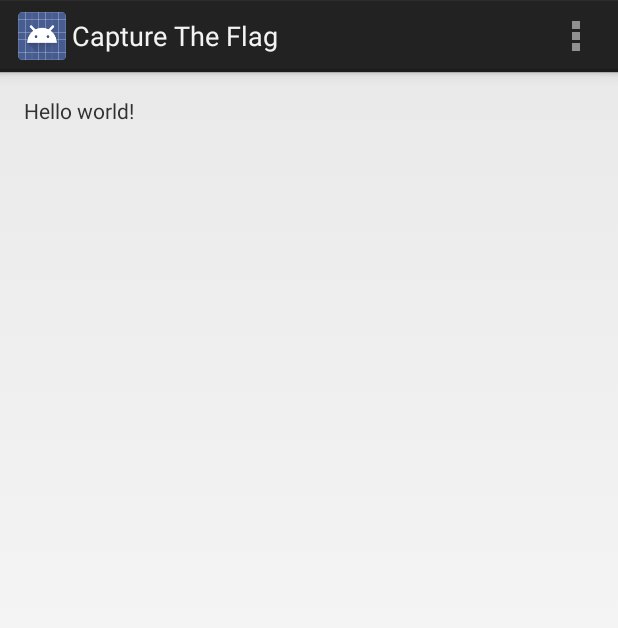
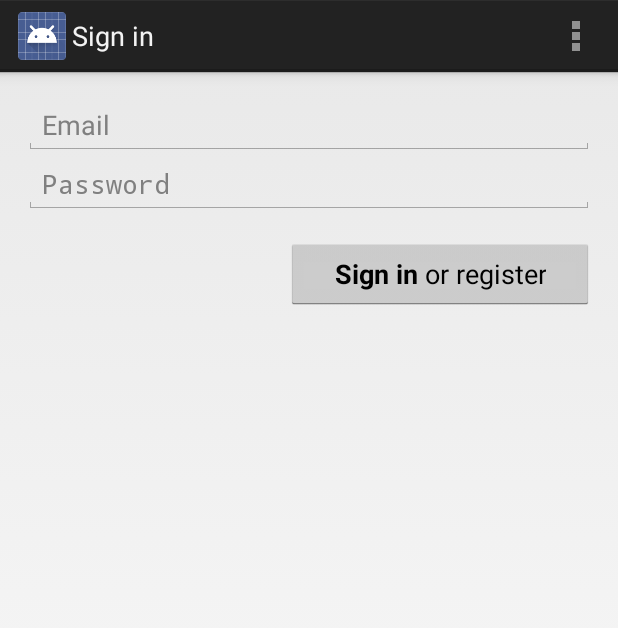
Before and after one commit to 4v4t4r/CaptureTheFlag-1, an Android app: the screen it shows after launch (MainActivity before the commit, LoginActivity after it), on a phone screen of 412 x 824 dp. Shown: the top 628 px of the screen. Run offline under Robolectric (Android 15) with nearby library versions, the phone set to English and light mode, and no system bars.

Commit message:
added login screen

```diff
--- a/ctf-mob-android/CaptureTheFlag/CTFClient/build.gradle
+++ b/ctf-mob-android/CaptureTheFlag/CTFClient/build.gradle
@@ -36,4 +36,5 @@ android {
 }
 
 dependencies {
+    compile 'com.android.support:support-v4:18.0.0'
 }
--- /dev/null
+++ b/ctf-mob-android/CaptureTheFlag/CTFClient/src/main/java/com/blstream/ctfclient/LoginActivity.java
@@ -0,0 +1,240 @@
+package com.blstream.ctfclient;
+
+import android.animation.Animator;
+import android.animation.AnimatorListenerAdapter;
+import android.annotation.TargetApi;
+import android.app.Activity;
+import android.os.AsyncTask;
+import android.os.Build;
+import android.os.Bundle;
+import android.text.TextUtils;
+import android.view.KeyEvent;
+import android.view.Menu;
+import android.view.View;
+import android.view.inputmethod.EditorInfo;
+import android.widget.EditText;
+import android.widget.TextView;
+
+/**
+ * Activity which displays a login screen to the user, offering registration as
+ * well.
+ */
+public class LoginActivity extends Activity {
+    /**
+     * A dummy authentication store containing known user names and passwords.
+     * TODO: remove after connecting to a real authentication system.
+     */
+    private static final String[] DUMMY_CREDENTIALS = new String[]{
+            "foo@example.com:hello",
+            "bar@example.com:world"
+    };
+
+    /**
+     * The default email to populate the email field with.
+     */
+    public static final String EXTRA_EMAIL = "com.example.android.authenticatordemo.extra.EMAIL";
+
+    /**
+     * Keep track of the login task to ensure we can cancel it if requested.
+     */
+    private UserLoginTask mAuthTask = null;
+
+    // Values for email and password at the time of the login attempt.
+    private String mEmail;
+    private String mPassword;
+
+    // UI references.
+    private EditText mEmailView;
+    private EditText mPasswordView;
+    private View mLoginFormView;
+    private View mLoginStatusView;
+    private TextView mLoginStatusMessageView;
+
+    @Override
+    protected void onCreate(Bundle savedInstanceState) {
+        super.onCreate(savedInstanceState);
+
+        setContentView(R.layout.activity_login);
+
+        // Set up the login form.
+        mEmail = getIntent().getStringExtra(EXTRA_EMAIL);
+        mEmailView = (EditText) findViewById(R.id.email);
+        mEmailView.setText(mEmail);
+
+        mPasswordView = (EditText) findViewById(R.id.password);
+        mPasswordView.setOnEditorActionListener(new TextView.OnEditorActionListener() {
+            @Override
+            public boolean onEditorAction(TextView textView, int id, KeyEvent keyEvent) {
+                if (id == R.id.login || id == EditorInfo.IME_NULL) {
+                    attemptLogin();
+                    return true;
+                }
+                return false;
+            }
+        });
+
+        mLoginFormView = findViewById(R.id.login_form);
+        mLoginStatusView = findViewById(R.id.login_status);
+        mLoginStatusMessageView = (TextView) findViewById(R.id.login_status_message);
+
+        findViewById(R.id.sign_in_button).setOnClickListener(new View.OnClickListener() {
+            @Override
+            public void onClick(View view) {
+                attemptLogin();
+            }
+        });
+    }
+
+
+    @Override
+    public boolean onCreateOptionsMenu(Menu menu) {
+        super.onCreateOptionsMenu(menu);
+        getMenuInflater().inflate(R.menu.login, menu);
+        return true;
+    }
+
+    /**
+     * Attempts to sign in or register the account specified by the login form.
+     * If there are form errors (invalid email, missing fields, etc.), the
+     * errors are presented and no actual login attempt is made.
+     */
+    public void attemptLogin() {
+        if (mAuthTask != null) {
+            return;
+        }
+
+        // Reset errors.
+        mEmailView.setError(null);
+        mPasswordView.setError(null);
+
+        // Store values at the time of the login attempt.
+        mEmail = mEmailView.getText().toString();
+        mPassword = mPasswordView.getText().toString();
+
+        boolean cancel = false;
+        View focusView = null;
+
+        // Check for a valid password.
+        if (TextUtils.isEmpty(mPassword)) {
+            mPasswordView.setError(getString(R.string.error_field_required));
+            focusView = mPasswordView;
+            cancel = true;
+        } else if (mPassword.length() < 4) {
+            mPasswordView.setError(getString(R.string.error_invalid_password));
+            focusView = mPasswordView;
+            cancel = true;
+        }
+
+        // Check for a valid email address.
+        if (TextUtils.isEmpty(mEmail)) {
+            mEmailView.setError(getString(R.string.error_field_required));
+            focusView = mEmailView;
+            cancel = true;
+        } else if (!mEmail.contains("@")) {
+            mEmailView.setError(getString(R.string.error_invalid_email));
+            focusView = mEmailView;
+            cancel = true;
+        }
+
+        if (cancel) {
+            // There was an error; don't attempt login and focus the first
+            // form field with an error.
+            focusView.requestFocus();
+        } else {
+            // Show a progress spinner, and kick off a background task to
+            // perform the user login attempt.
+            mLoginStatusMessageView.setText(R.string.login_progress_signing_in);
+            showProgress(true);
+            mAuthTask = new UserLoginTask();
+            mAuthTask.execute((Void) null);
+        }
+    }
+
+    /**
+     * Shows the progress UI and hides the login form.
+     */
+    @TargetApi(Build.VERSION_CODES.HONEYCOMB_MR2)
+    private void showProgress(final boolean show) {
+        // On Honeycomb MR2 we have the ViewPropertyAnimator APIs, which allow
+        // for very easy animations. If available, use these APIs to fade-in
+        // the progress spinner.
+        if (Build.VERSION.SDK_INT >= Build.VERSION_CODES.HONEYCOMB_MR2) {
+            int shortAnimTime = getResources().getInteger(android.R.integer.config_shortAnimTime);
+
+            mLoginStatusView.setVisibility(View.VISIBLE);
+            mLoginStatusView.animate()
+                    .setDuration(shortAnimTime)
+                    .alpha(show ? 1 : 0)
+                    .setListener(new AnimatorListenerAdapter() {
+                        @Override
+                        public void onAnimationEnd(Animator animation) {
+                            mLoginStatusView.setVisibility(show ? View.VISIBLE : View.GONE);
+                        }
+                    });
+
+            mLoginFormView.setVisibility(View.VISIBLE);
+            mLoginFormView.animate()
+                    .setDuration(shortAnimTime)
+                    .alpha(show ? 0 : 1)
+                    .setListener(new AnimatorListenerAdapter() {
+                        @Override
+                        public void onAnimationEnd(Animator animation) {
+                            mLoginFormView.setVisibility(show ? View.GONE : View.VISIBLE);
+                        }
+                    });
+        } else {
+            // The ViewPropertyAnimator APIs are not available, so simply show
+            // and hide the relevant UI components.
+            mLoginStatusView.setVisibility(show ? View.VISIBLE : View.GONE);
+            mLoginFormView.setVisibility(show ? View.GONE : View.VISIBLE);
+        }
+    }
+
+    /**
+     * Represents an asynchronous login/registration task used to authenticate
+     * the user.
+     */
+    public class UserLoginTask extends AsyncTask<Void, Void, Boolean> {
+        @Override
+        protected Boolean doInBackground(Void... params) {
+            // TODO: attempt authentication against a network service.
+
+            try {
+                // Simulate network access.
+                Thread.sleep(2000);
+            } catch (InterruptedException e) {
+                return false;
+            }
+
+            for (String credential : DUMMY_CREDENTIALS) {
+                String[] pieces = credential.split(":");
+                if (pieces[0].equals(mEmail)) {
+                    // Account exists, return true if the password matches.
+                    return pieces[1].equals(mPassword);
+                }
+            }
+
+            // TODO: register the new account here.
+            return true;
+        }
+
+        @Override
+        protected void onPostExecute(final Boolean success) {
+            mAuthTask = null;
+            showProgress(false);
+
+            if (success) {
+                finish();
+            } else {
+                mPasswordView.setError(getString(R.string.error_incorrect_password));
+                mPasswordView.requestFocus();
+            }
+        }
+
+        @Override
+        protected void onCancelled() {
+            mAuthTask = null;
+            showProgress(false);
+        }
+    }
+}
--- /dev/null
+++ b/ctf-mob-android/CaptureTheFlag/CTFClient/src/main/res/layout/activity_login.xml
@@ -0,0 +1,69 @@
+<merge xmlns:android="http://schemas.android.com/apk/res/android"
+    xmlns:tools="http://schemas.android.com/tools"
+    tools:context="com.blstream.ctfclient.LoginActivity">
+
+    <!-- Login progress -->
+    <LinearLayout android:id="@+id/login_status"
+        android:visibility="gone"
+        android:layout_width="wrap_content"
+        android:layout_height="wrap_content"
+        android:layout_gravity="center"
+        android:gravity="center_horizontal"
+        android:orientation="vertical">
+        <ProgressBar style="?android:attr/progressBarStyleLarge"
+            android:layout_width="wrap_content"
+            android:layout_height="wrap_content"
+            android:layout_marginBottom="8dp"/>
+        <TextView
+            android:id="@+id/login_status_message"
+            android:textAppearance="?android:attr/textAppearanceMedium"
+            android:fontFamily="sans-serif-light"
+            android:layout_width="wrap_content"
+            android:layout_height="wrap_content"
+            android:layout_marginBottom="16dp"
+            android:text="@string/login_progress_signing_in" />
+    </LinearLayout>
+
+    <!-- Login form -->
+    <ScrollView
+        android:id="@+id/login_form"
+        android:layout_width="match_parent"
+        android:layout_height="match_parent">
+
+        <LinearLayout style="@style/LoginFormContainer"
+            android:orientation="vertical">
+
+            <EditText
+                android:id="@+id/email"
+                android:singleLine="true"
+                android:maxLines="1"
+                android:layout_width="match_parent"
+                android:layout_height="wrap_content"
+                android:inputType="textEmailAddress"
+                android:hint="@string/prompt_email" />
+
+            <EditText
+                android:id="@+id/password"
+                android:singleLine="true"
+                android:maxLines="1"
+                android:layout_width="match_parent"
+                android:layout_height="wrap_content"
+                android:hint="@string/prompt_password"
+                android:inputType="textPassword"
+                android:imeActionLabel="@string/action_sign_in_short"
+                android:imeActionId="@+id/login"
+                android:imeOptions="actionUnspecified" />
+
+            <Button android:id="@+id/sign_in_button"
+                android:layout_width="wrap_content"
+                android:layout_height="wrap_content"
+                android:layout_marginTop="16dp"
+                android:text="@string/action_sign_in_register"
+                android:paddingLeft="32dp"
+                android:paddingRight="32dp"
+                android:layout_gravity="right" />
+
+        </LinearLayout>
+
+    </ScrollView>
+</merge>
--- /dev/null
+++ b/ctf-mob-android/CaptureTheFlag/CTFClient/src/main/res/menu/login.xml
@@ -0,0 +1,7 @@
+<menu xmlns:android="http://schemas.android.com/apk/res/android"
+    xmlns:tools="http://schemas.android.com/tools"
+    tools:context="${packageName}.${activityClass}">
+    <item android:id="@+id/action_forgot_password"
+        android:title="@string/action_forgot_password"
+        android:showAsAction="never" />
+</menu>
--- /dev/null
+++ b/ctf-mob-android/CaptureTheFlag/CTFClient/src/main/res/values-large/styles.xml
@@ -0,0 +1,10 @@
+<resources>
+
+    <style name="LoginFormContainer">
+        <item name="android:layout_width">400dp</item>
+        <item name="android:layout_height">wrap_content</item>
+        <item name="android:layout_gravity">center</item>
+        <item name="android:padding">16dp</item>
+    </style>
+
+</resources>
--- /dev/null
+++ b/ctf-mob-android/CaptureTheFlag/CTFClient/src/main/res/values/strings_activity_login.xml
@@ -0,0 +1,19 @@
+<resources>
+        <string name="title_activity_login">Sign in</string>
+
+    <!-- Strings related to login -->
+    <string name="prompt_email">Email</string>
+    <string name="prompt_password">Password</string>
+
+    <string name="action_sign_in_register"><b>Sign in</b> or register</string>
+    <string name="action_sign_in_short">Sign in</string>
+
+    <string name="action_forgot_password">Recover lost password</string>
+
+    <string name="login_progress_signing_in">Signing in&#8230;</string>
+
+    <string name="error_invalid_email">This email address is invalid</string>
+    <string name="error_invalid_password">This password is too short</string>
+    <string name="error_incorrect_password">This password is incorrect</string>
+    <string name="error_field_required">This field is required</string>
+</resources>
--- a/ctf-mob-android/CaptureTheFlag/CTFClient/src/main/res/values/styles.xml
+++ b/ctf-mob-android/CaptureTheFlag/CTFClient/src/main/res/values/styles.xml
@@ -1,3 +1,4 @@
+<?xml version="1.0" encoding="utf-8"?>
 <resources>
 
     <!-- Base application theme. -->
@@ -5,4 +6,10 @@
         <!-- Customize your theme here. -->
     </style>
 
+    <style name="LoginFormContainer">
+        <item name="android:layout_width">match_parent</item>
+        <item name="android:layout_height">wrap_content</item>
+        <item name="android:padding">16dp</item>
+    </style>
+
 </resources>
```
Also changed, not shown: ctf-mob-android/CaptureTheFlag/CTFClient/src/main/AndroidManifest.xml (+6 -1 lines), 1 other file.
